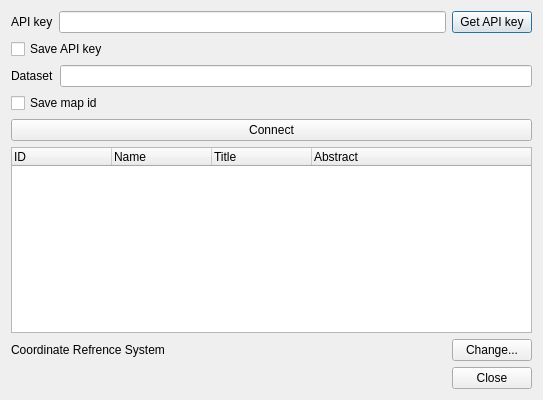
nextgis/qgis_scanex_express, file addlayersdialogbase.ui: the form before one commit.
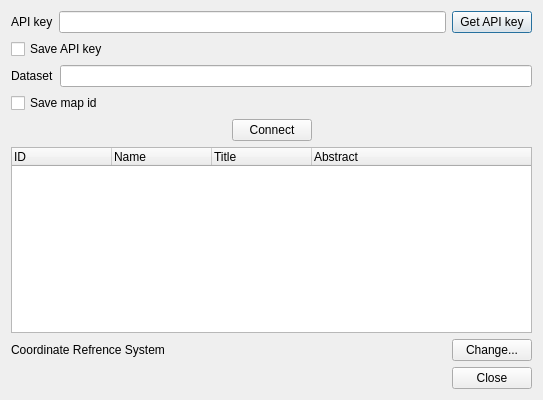
The form after the commit.

Commit message: make button smaller try another hack for loading non-standard layers

```diff
--- a/addlayersdialogbase.ui
+++ b/addlayersdialogbase.ui
@@ -68,11 +68,41 @@
     </widget>
    </item>
    <item>
+    <layout class="QHBoxLayout" name="horizontalLayout_4">
+     <item>
+      <spacer name="horizontalSpacer_2">
+       <property name="orientation">
+        <enum>Qt::Horizontal</enum>
+       </property>
+       <property name="sizeHint" stdset="0">
+        <size>
+         <width>40</width>
+         <height>20</height>
+        </size>
+       </property>
+      </spacer>
+     </item>
+     <item>
     <widget class="QPushButton" name="btnConnect">
      <property name="text">
       <string>Connect</string>
      </property>
     </widget>
+     </item>
+     <item>
+      <spacer name="horizontalSpacer_3">
+       <property name="orientation">
+        <enum>Qt::Horizontal</enum>
+       </property>
+       <property name="sizeHint" stdset="0">
+        <size>
+         <width>40</width>
+         <height>20</height>
+        </size>
+       </property>
+      </spacer>
+     </item>
+    </layout>
    </item>
    <item>
     <widget class="QTreeWidget" name="lstLayers">
```
Lines whose indentation alone changed are shown as unchanged. The commit also changes 1 other file.
